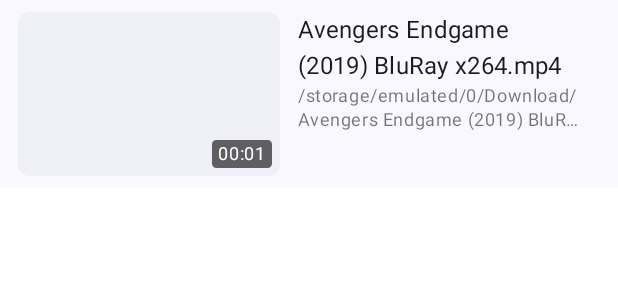
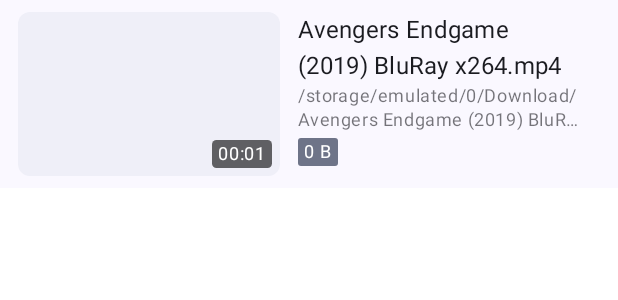
Before and after one commit to asd299/my-file-reader, an Android app built with Jetpack Compose: the @Preview function VideoItemPreview, on a phone screen of 412 x 824 dp. Shown: the top 300 px of the screen. Run offline under Robolectric (Android 15) with nearby library versions, the phone set to English and light mode, and no system bars; libraries missing offline, so code that uses them is left out: com.skydoves.landscapist.

Commit message:
Feat: Show video size tag on video item (#165)
* feat: show video size tag

* lint: run ktlintFormat

```diff
--- a/core/data/src/main/java/dev/anilbeesetti/nextplayer/core/data/mappers/MediaVideoToVideo.kt
+++ b/core/data/src/main/java/dev/anilbeesetti/nextplayer/core/data/mappers/MediaVideoToVideo.kt
@@ -14,6 +14,7 @@
         displayName = videoFile.nameWithoutExtension,
         nameWithExtension = videoFile.name,
         width = width,
-        height = height
+        height = height,
+        size = size
     )
 }
--- a/core/data/src/main/java/dev/anilbeesetti/nextplayer/core/data/models/Video.kt
+++ b/core/data/src/main/java/dev/anilbeesetti/nextplayer/core/data/models/Video.kt
@@ -22,7 +22,8 @@
     val displayName: String,
     val nameWithExtension: String,
     val width: Int,
-    val height: Int
+    val height: Int,
+    val size: Long = 0
 ) {
     val uri: Uri
         get() = Uri.parse(uriString)
--- a/core/media/src/main/java/dev/anilbeesetti/nextplayer/core/media/mediasource/LocalMediaSource.kt
+++ b/core/media/src/main/java/dev/anilbeesetti/nextplayer/core/media/mediasource/LocalMediaSource.kt
@@ -69,7 +69,8 @@
         MediaStore.Video.Media.DATA,
         MediaStore.Video.Media.DURATION,
         MediaStore.Video.Media.HEIGHT,
-        MediaStore.Video.Media.WIDTH
+        MediaStore.Video.Media.WIDTH,
+        MediaStore.Video.Media.SIZE
     )
 
 /**
@@ -85,6 +86,7 @@
             duration = getLong(this.getColumnIndexOrThrow(MediaStore.Video.Media.DURATION)),
             uri = ContentUris.withAppendedId(VIDEO_COLLECTION_URI, id),
             width = getInt(this.getColumnIndexOrThrow(MediaStore.Video.Media.WIDTH)),
-            height = getInt(this.getColumnIndexOrThrow(MediaStore.Video.Media.HEIGHT))
+            height = getInt(this.getColumnIndexOrThrow(MediaStore.Video.Media.HEIGHT)),
+            size = getLong(this.getColumnIndexOrThrow(MediaStore.Video.Media.SIZE))
         )
     }
--- a/core/media/src/main/java/dev/anilbeesetti/nextplayer/core/media/model/MediaVideo.kt
+++ b/core/media/src/main/java/dev/anilbeesetti/nextplayer/core/media/model/MediaVideo.kt
@@ -5,6 +5,7 @@
 data class MediaVideo(
     val id: Long,
     val uri: Uri,
+    val size: Long,
     val width: Int,
     val height: Int,
     val data: String,
--- a/feature/videopicker/src/main/java/dev/anilbeesetti/nextplayer/feature/videopicker/composables/VideoItemView.kt
+++ b/feature/videopicker/src/main/java/dev/anilbeesetti/nextplayer/feature/videopicker/composables/VideoItemView.kt
@@ -1,5 +1,6 @@
 package dev.anilbeesetti.nextplayer.feature.videopicker.composables
 
+import android.text.format.Formatter
 import androidx.compose.foundation.ExperimentalFoundationApi
 import androidx.compose.foundation.combinedClickable
 import androidx.compose.foundation.layout.Arrangement
@@ -21,6 +22,7 @@
 import androidx.compose.ui.graphics.Color
 import androidx.compose.ui.hapticfeedback.HapticFeedbackType
 import androidx.compose.ui.layout.ContentScale
+import androidx.compose.ui.platform.LocalContext
 import androidx.compose.ui.platform.LocalHapticFeedback
 import androidx.compose.ui.text.font.FontWeight
 import androidx.compose.ui.text.style.TextOverflow
@@ -39,6 +41,7 @@
     modifier: Modifier = Modifier,
     onClick: () -> Unit
 ) {
+    val context = LocalContext.current
     val haptic = LocalHapticFeedback.current
 
     Box(
@@ -115,6 +118,8 @@
                     video.subtitleExtensions.map { extension ->
                         InfoChip(text = extension.uppercase())
                     }
+                    val sizeString = Formatter.formatFileSize(context, video.size)
+                    InfoChip(text = sizeString)
                 }
             }
         }
```
